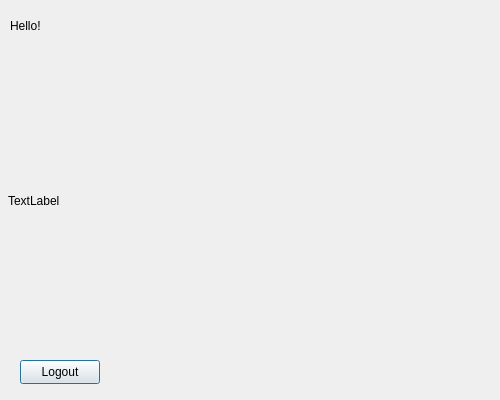
Qt form welcomewindow.ui (SaifTaherDev/A1_Cinema-Project) before a commit.
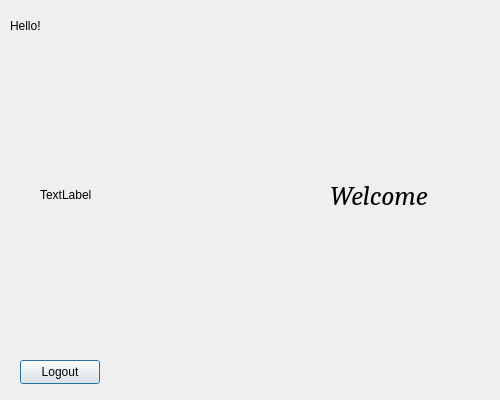
The same form after that commit.

Commit message: added code for functionalities + image for welcome window

Diff of the .ui file:
```diff
--- a/welcomewindow.ui
+++ b/welcomewindow.ui
@@ -16,10 +16,10 @@
   <widget class="QLabel" name="label_2">
    <property name="geometry">
     <rect>
-     <x>8</x>
+     <x>40</x>
      <y>50</y>
-     <width>481</width>
-     <height>301</height>
+     <width>428</width>
+     <height>290</height>
     </rect>
    </property>
    <property name="text">
@@ -52,6 +52,26 @@
     <string>Logout</string>
    </property>
   </widget>
+  <widget class="QLabel" name="label">
+   <property name="geometry">
+    <rect>
+     <x>330</x>
+     <y>170</y>
+     <width>111</width>
+     <height>51</height>
+    </rect>
+   </property>
+   <property name="font">
+    <font>
+     <family>Cambria</family>
+     <pointsize>20</pointsize>
+     <italic>true</italic>
+    </font>
+   </property>
+   <property name="text">
+    <string>Welcome</string>
+   </property>
+  </widget>
  </widget>
  <resources/>
  <connections/>
```
Left out of the diff: 6 changed lines with no effect on the pictures. The commit also changes 11 other files.
